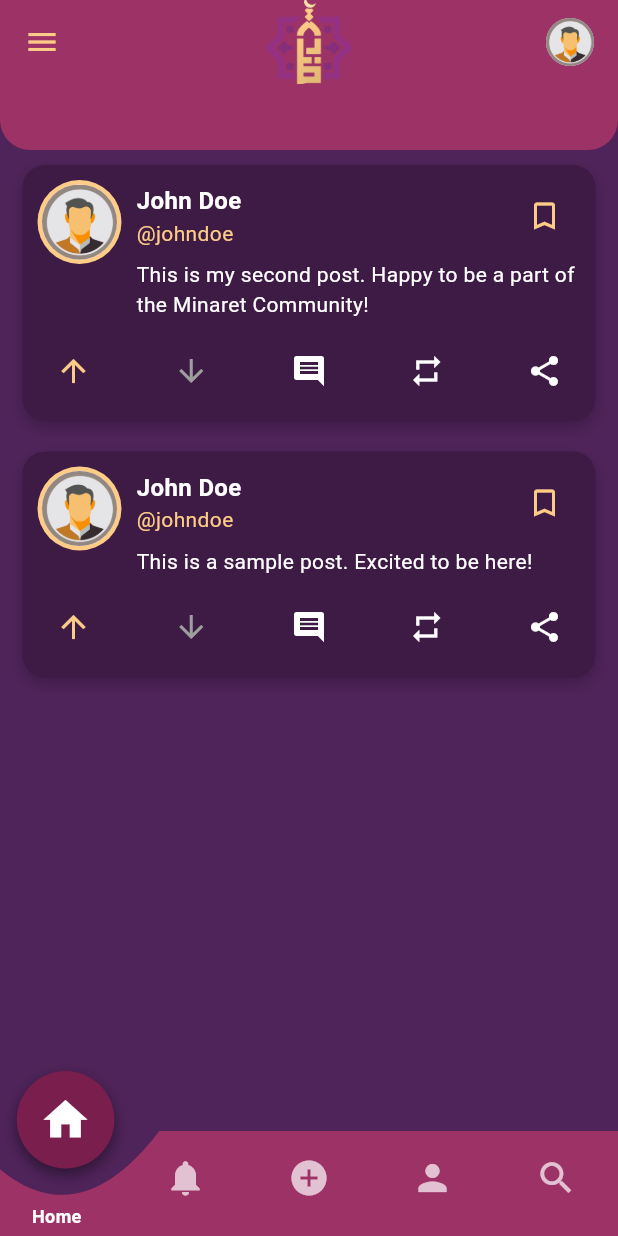
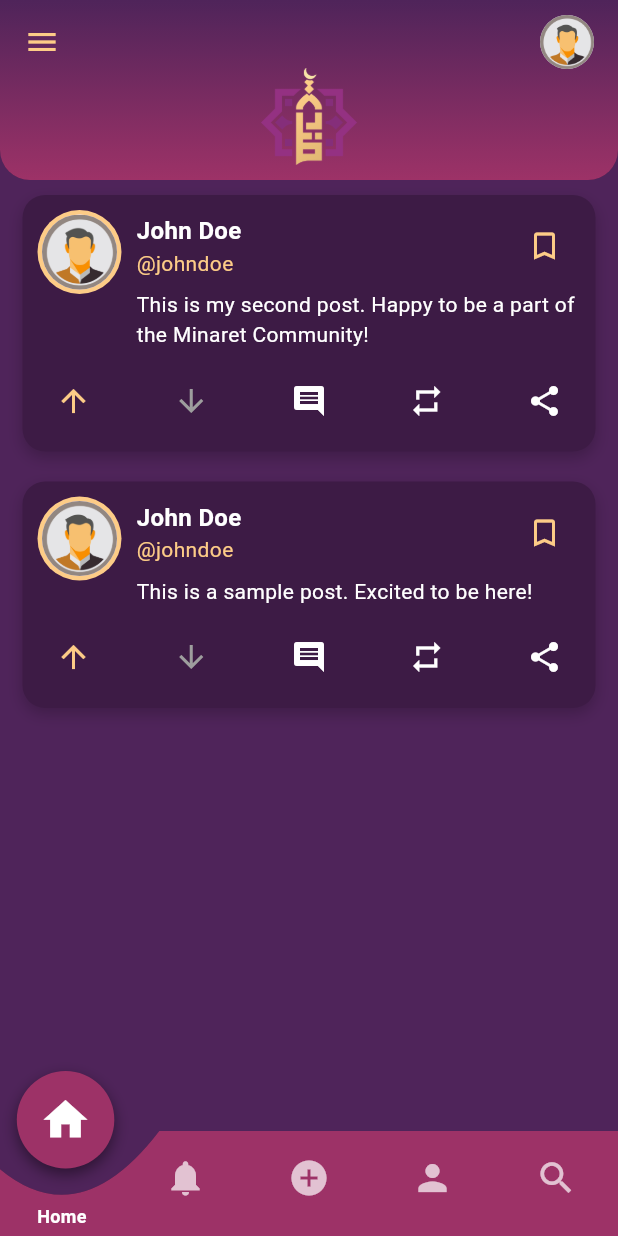
Before and after one commit to dojosgithub/the-minaret, a Flutter app: the screen it shows after launch, on a phone screen of 412 x 824 dp. Run offline on Flutter 3.47's test engine with Material 3 defaults, Android fonts, the phone set to English and light mode, and no system bars.

Commit message:
Top bar gradient

```diff
--- a/lib/widgets/bottom_nav_bar.dart
+++ b/lib/widgets/bottom_nav_bar.dart
@@ -58,7 +58,7 @@ class BottomNavBar extends StatelessWidget {
             width: 65,
             height: 65,
             decoration: BoxDecoration(
-              color: const Color(0xFF7A1E4D),
+              color: const Color(0xFF9D3267),
               shape: BoxShape.circle,
               boxShadow: [
                 BoxShadow(
@@ -78,13 +78,16 @@ class BottomNavBar extends StatelessWidget {
         // Selected Label at the Bottom
         Positioned(
           bottom: 5, // Push label to the far bottom
-          left: (itemWidth * currentIndex) + (itemWidth / 2) - 20,
+          left: itemWidth * currentIndex,
+          width: itemWidth, // Ensure it takes the full width of one item
+          child: Center( // Centers the text properly under the selected icon
             child: Text(
               _getLabel(currentIndex),
               style: const TextStyle(
                 color: Colors.white,
                 fontSize: 12,
                 fontWeight: FontWeight.w600,
+              ),
             ),
           ),
         ),
--- a/lib/widgets/top_bar.dart
+++ b/lib/widgets/top_bar.dart
@@ -17,9 +17,16 @@ class TopBar extends StatelessWidget implements PreferredSizeWidget {
     return ClipRRect(
       borderRadius: const BorderRadius.vertical(bottom: Radius.circular(20)), // Curved edges
       child: Container(
-        height: 100, // Increased height for wider top bar
+        height: 120, // Increased height for a wider top bar
         decoration: const BoxDecoration(
-          color: Color(0xFF9D3267), // Same color as the nav bar
+          gradient: LinearGradient(
+            begin: Alignment.topCenter,
+            end: Alignment.bottomCenter,
+            colors: [
+              Color(0xFF4F245A), // Background color of all pages (Top)
+              Color(0xFF9D3267), // Current Top Bar color (Bottom)
+            ],
+          ),
           boxShadow: [
             BoxShadow(
               color: Colors.black26,
@@ -29,18 +36,15 @@ class TopBar extends StatelessWidget implements PreferredSizeWidget {
             ),
           ],
         ),
-        child: AppBar(
+        child: Stack(
+          children: [
+            AppBar(
               backgroundColor: Colors.transparent, // Transparent background
               elevation: 0, // Remove default elevation
               leading: IconButton(
                 icon: const Icon(Icons.menu, color: Color(0xFFFDCC87)), // Menu icon (three bars)
                 onPressed: onMenuPressed,
               ),
-          title: Image.asset(
-            'assets/logo.png', // Path to the logo image
-            height: 60, // Larger logo
-          ),
-          centerTitle: true,
               actions: [
                 // Profile picture on the right
                 GestureDetector(
@@ -49,7 +53,20 @@ class TopBar extends StatelessWidget implements PreferredSizeWidget {
                     padding: const EdgeInsets.only(right: 16),
                     child: CircleAvatar(
                       backgroundImage: AssetImage(profileImage),
-                  radius: 16,
+                      radius: 18, // Slightly bigger profile image
+                    ),
+                  ),
+                ),
+              ],
+            ),
+            // Logo positioned at the bottom center of the bar
+            Align(
+              alignment: Alignment.bottomCenter,
+              child: Padding(
+                padding: const EdgeInsets.only(bottom: 10), // Push logo closer to bottom
+                child: Image.asset(
+                  'assets/logo.png', // Path to the logo image
+                  height: 65, // Slightly larger logo
                 ),
               ),
             ),
@@ -60,5 +77,5 @@ class TopBar extends StatelessWidget implements PreferredSizeWidget {
   }
 
   @override
-  Size get preferredSize => const Size.fromHeight(100); // Custom height for the top bar
+  Size get preferredSize => const Size.fromHeight(120); // Custom height for the top bar
 }
```
Lines whose indentation alone changed are shown as unchanged.
